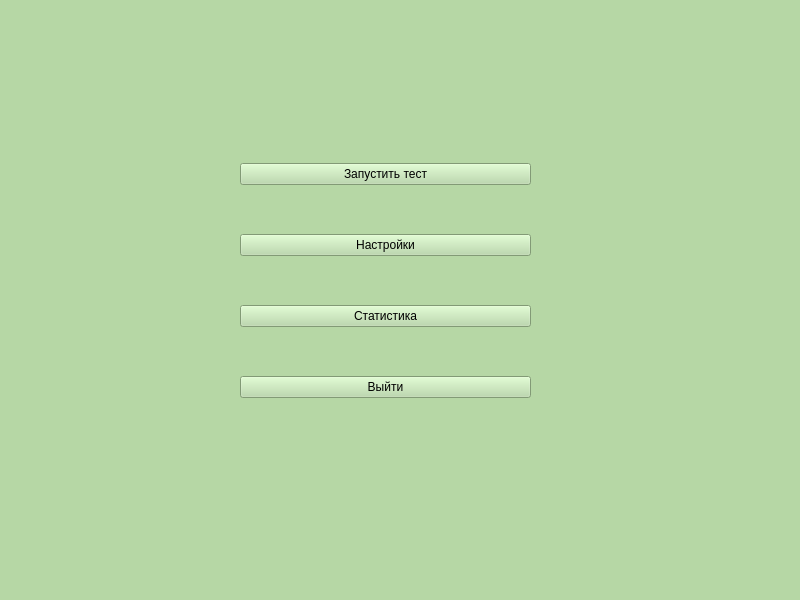
First picture: the form in GeoQuiz/MainMenu_ui.ui, repository FalconChrome/GeoQuiz, before the edit.
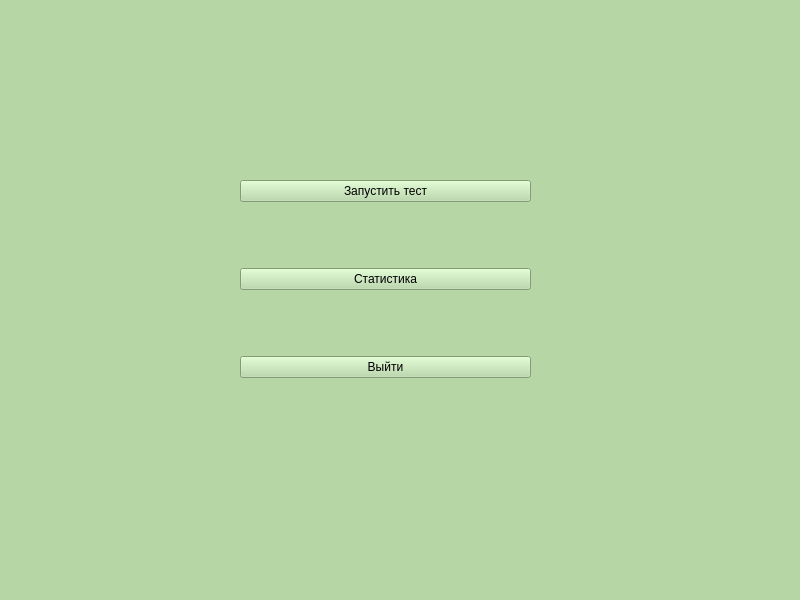
Second picture: the form after the edit.

Diff of the .ui file:
```diff
--- a/GeoQuiz/MainMenu_ui.ui
+++ b/GeoQuiz/MainMenu_ui.ui
@@ -40,13 +40,6 @@
        </property>
       </widget>
      </item>
-     <item>
-      <widget class="QPushButton" name="pushButton_sets">
-       <property name="text">
-        <string>Настройки</string>
-       </property>
-      </widget>
-     </item>
      <item>
       <widget class="QPushButton" name="pushButton_stats">
        <property name="text">
```
